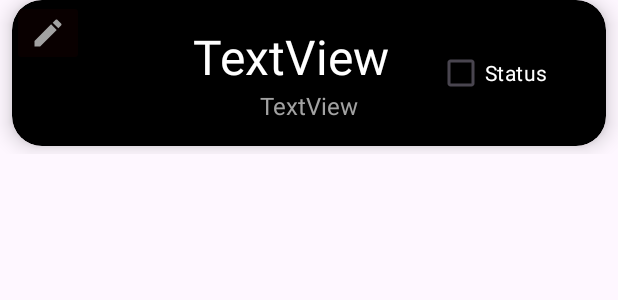
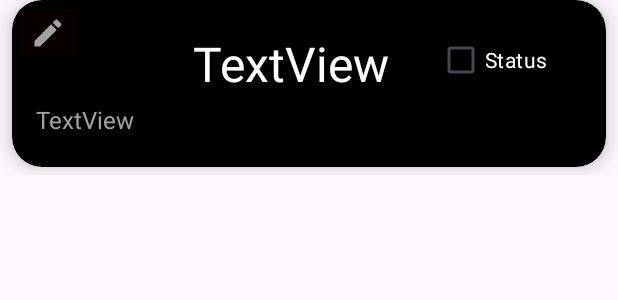
Before and after one commit to sh3boly/Todo-App, an Android app: the layout recycler_view_row.xml on its own in the app's theme, with its tools: preview values and no code run, on a phone screen of 412 x 824 dp. Shown: the top 300 px of the screen. Run offline under Robolectric (Android 15) with nearby library versions, the phone set to English and light mode, and no system bars.

```diff
--- a/app/src/main/java/com/example/todoapp/EditTodoFragment.kt
+++ b/app/src/main/java/com/example/todoapp/EditTodoFragment.kt
@@ -10,6 +10,7 @@ import android.widget.Switch
 import androidx.fragment.app.Fragment
 import androidx.lifecycle.ViewModelProvider
 import androidx.lifecycle.lifecycleScope
+import androidx.navigation.fragment.findNavController
 import androidx.navigation.fragment.navArgs
 import com.example.todoapp.database.Todo
 import com.example.todoapp.databinding.EditTodoFragmentBinding
@@ -54,6 +55,7 @@ class EditTodoFragment : Fragment() {
             val status = view.findViewById<Switch>(R.id.completedStatus).isChecked
             if (title.isNotBlank() && description.isNotBlank()) {
                 viewModel.upsertTodo(Todo(todoID, title, description, status))
+                findNavController().navigateUp()
             }
 
         }
--- a/app/src/main/java/com/example/todoapp/TodoViewModel.kt
+++ b/app/src/main/java/com/example/todoapp/TodoViewModel.kt
@@ -23,7 +23,9 @@ class TodoViewModel(app: Application) : AndroidViewModel(app) {
     init {
         getTodoApi()
     }
-
+    private fun deleteAllDB(){
+        viewModelScope.launch(Dispatchers.IO) { db.todoDao().deleteAll() }
+    }
     private val db: TodoDatabase = TodoDatabase.getInstance(app)
     fun upsertTodo(todo: Todo) {
         viewModelScope.launch(Dispatchers.IO) { db.todoDao().upsertTodo(todo) }
@@ -60,6 +62,7 @@ class TodoViewModel(app: Application) : AndroidViewModel(app) {
 
 fun apiTodoMapper(todo: TodoModel): Todo {
     return Todo(
+        id = todo.id.toInt(),
         title = "Api Todo",
         description = todo.title,
         status = todo.completed
--- a/app/src/main/java/com/example/todoapp/database/TodoDao.kt
+++ b/app/src/main/java/com/example/todoapp/database/TodoDao.kt
@@ -8,7 +8,7 @@ import kotlinx.coroutines.flow.Flow
 
 @Dao
 interface TodoDao {
-    @Query("SELECT * FROM Todo")
+    @Query("SELECT * FROM Todo ORDER BY id DESC")
     fun getAll(): Flow<List<Todo>>
 
     @Upsert
@@ -21,4 +21,7 @@ interface TodoDao {
     @Query("SELECT * FROM Todo WHERE id = :id")
     fun getTodo(id: Int): Flow<Todo>
 
+    @Query("DELETE FROM Todo")
+    suspend fun deleteAll()
+
 }
--- a/app/src/main/res/layout/home_fragment.xml
+++ b/app/src/main/res/layout/home_fragment.xml
@@ -1,11 +1,11 @@
 <?xml version="1.0" encoding="utf-8"?>
+
 <androidx.constraintlayout.widget.ConstraintLayout xmlns:android="http://schemas.android.com/apk/res/android"
     xmlns:app="http://schemas.android.com/apk/res-auto"
     xmlns:tools="http://schemas.android.com/tools"
     android:layout_width="match_parent"
     android:layout_height="match_parent"
     tools:context=".HomeFragment">
-
     <androidx.recyclerview.widget.RecyclerView
         android:id="@+id/mRecyclerView"
         android:layout_width="match_parent"
--- a/app/src/main/res/layout/recycler_view_row.xml
+++ b/app/src/main/res/layout/recycler_view_row.xml
@@ -47,25 +47,24 @@
 
             <TextView
                 android:id="@+id/card_description"
-                android:layout_width="wrap_content"
+                android:layout_width="match_parent"
                 android:layout_height="wrap_content"
                 android:text="TextView"
                 android:textColor="#A2A2A2"
                 android:textSize="16sp"
                 app:layout_constraintBottom_toBottomOf="parent"
-                app:layout_constraintEnd_toEndOf="parent"
+                app:layout_constraintEnd_toEndOf="@id/card_status"
                 app:layout_constraintStart_toStartOf="parent"
-                app:layout_constraintTop_toBottomOf="@+id/card_title" />
+                app:layout_constraintTop_toBottomOf="@id/card_status" />
 
             <CheckBox
                 android:id="@+id/card_status"
                 android:layout_width="wrap_content"
                 android:layout_height="wrap_content"
                 android:layout_marginStart="8dp"
-                android:layout_marginEnd="0dp"
                 android:text="Status"
                 android:textColor="@color/white"
-                app:layout_constraintBottom_toBottomOf="parent"
+                app:layout_constraintBottom_toBottomOf="@id/card_title"
                 app:layout_constraintEnd_toEndOf="parent"
                 app:layout_constraintStart_toEndOf="@+id/card_title"
                 app:layout_constraintTop_toTopOf="parent" />
```
